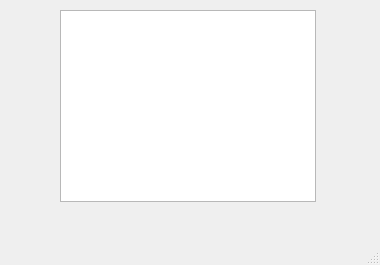
First picture: the form in birthday.ui, repository kazem3d/birthday_alert, before the edit.
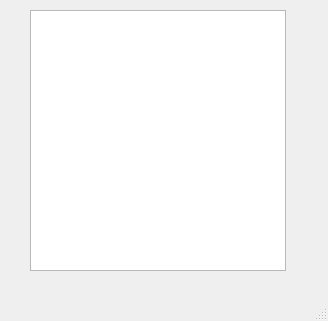
Second picture: the form after the edit.

Commit message: rebuild GUI and better apperance

The edit to the form file:
```diff
--- a/birthday.ui
+++ b/birthday.ui
@@ -6,8 +6,8 @@
    <rect>
     <x>0</x>
     <y>0</y>
-    <width>380</width>
-    <height>265</height>
+    <width>328</width>
+    <height>321</height>
    </rect>
   </property>
   <property name="windowTitle">
@@ -17,10 +17,10 @@
    <widget class="QTextBrowser" name="textBrowser">
     <property name="geometry">
      <rect>
-      <x>60</x>
+      <x>30</x>
       <y>10</y>
       <width>256</width>
-      <height>192</height>
+      <height>261</height>
      </rect>
     </property>
    </widget>
```
Left out of the diff: 2 changed lines with no effect on the pictures. The commit also changes 6 other files.
